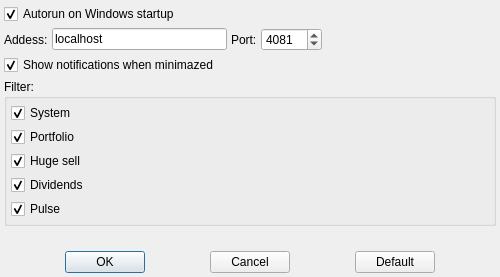
This is tools/qt/notifier/src/dialogs/settingsdialog/settingsdialog.ui in Gris87/TInvestor as Qt 5 draws it before an edit. The edited form follows.
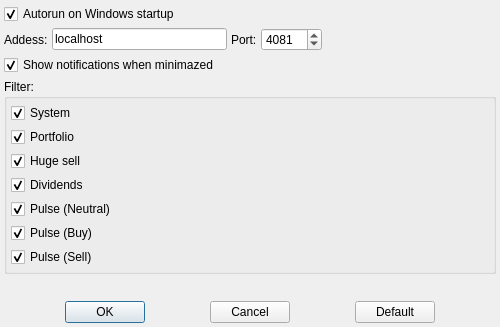
This is the edited form.

Commit message: Split pulse into 3 groups

Patch:
```diff
--- a/tools/qt/notifier/src/dialogs/settingsdialog/settingsdialog.ui
+++ b/tools/qt/notifier/src/dialogs/settingsdialog/settingsdialog.ui
@@ -7,13 +7,13 @@
     <x>0</x>
     <y>0</y>
     <width>500</width>
-    <height>277</height>
+    <height>327</height>
    </rect>
   </property>
   <property name="minimumSize">
    <size>
     <width>500</width>
-    <height>277</height>
+    <height>327</height>
    </size>
   </property>
   <property name="windowTitle">
@@ -173,7 +173,27 @@
       <item>
        <widget class="QCheckBox" name="filterPulseCheckBox">
         <property name="text">
-         <string>Pulse</string>
+         <string>Pulse (Neutral)</string>
+        </property>
+        <property name="checked">
+         <bool>true</bool>
+        </property>
+       </widget>
+      </item>
+      <item>
+       <widget class="QCheckBox" name="filterPulseBuyCheckBox">
+        <property name="text">
+         <string>Pulse (Buy)</string>
+        </property>
+        <property name="checked">
+         <bool>true</bool>
+        </property>
+       </widget>
+      </item>
+      <item>
+       <widget class="QCheckBox" name="filterPulseSellCheckBox">
+        <property name="text">
+         <string>Pulse (Sell)</string>
         </property>
         <property name="checked">
          <bool>true</bool>
```
Left out of the diff: 2 changed lines with no effect on the pictures. The commit also changes 25 other files.
